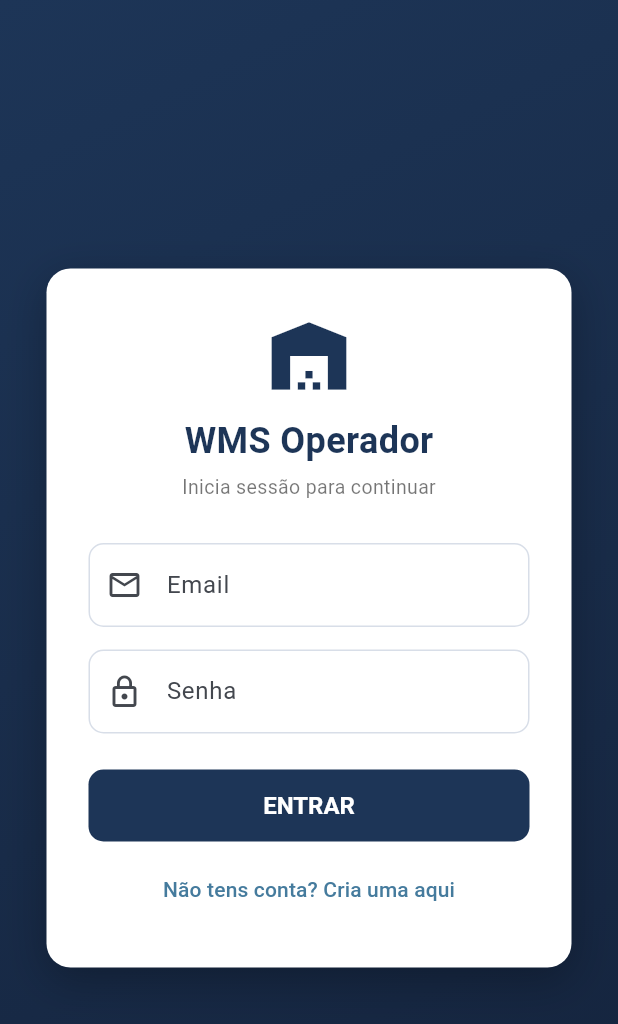
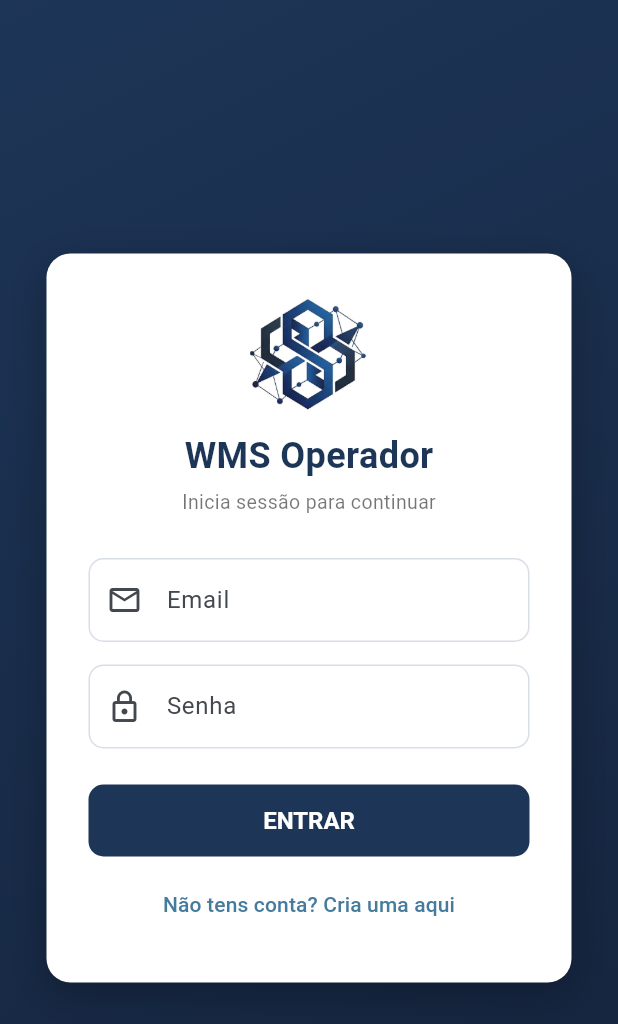
Before and after one commit to luismmrafa-art/wms-projeto, a Flutter app: the screen it shows after launch, on a phone screen of 412 x 824 dp. Shown: the top 1024 px of the screen. Run offline on Flutter 3.47's test engine with Material 3 defaults, Android fonts, the phone set to English and light mode, and no system bars.

Commit message:
ui: adiciona o logo da marca no login web/app, registo e cabecalho
- logo.png servido em backend/public e usado no login, registo e cabecalho do painel
- app Flutter: logo em assets/ no ecra de login (com fallback para icone)

Co-Authored-By: Claude Opus 4.8 <noreply@anthropic.com>

```diff
--- a/app_operador/lib/main.dart
+++ b/app_operador/lib/main.dart
@@ -149,7 +149,7 @@ class _EcraLoginState extends State<EcraLogin> {
               child: Column(
                 mainAxisSize: MainAxisSize.min,
                 children: [
-                  const Icon(Icons.warehouse, size: 60, color: azulEscuro),
+                  Image.asset('assets/logo.png', height: 80, errorBuilder: (c, e, s) => const Icon(Icons.warehouse, size: 60, color: azulEscuro)),
                   const SizedBox(height: 10),
                   const Text('WMS Operador', style: TextStyle(fontSize: 24, fontWeight: FontWeight.bold, color: azulEscuro)),
                   const SizedBox(height: 4),
--- a/app_operador/pubspec.yaml
+++ b/app_operador/pubspec.yaml
@@ -58,10 +58,8 @@ flutter:
   # the material Icons class.
   uses-material-design: true
 
-  # To add assets to your application, add an assets section, like this:
-  # assets:
-  #   - images/a_dot_burr.jpeg
-  #   - images/a_dot_ham.jpeg
+  assets:
+    - assets/logo.png
 
   # An image asset can refer to one or more resolution-specific "variants", see
   # https://flutter.dev/to/resolution-aware-images
```
Also changed, not shown: app_operador/assets/logo.png (added), 5 other files.
